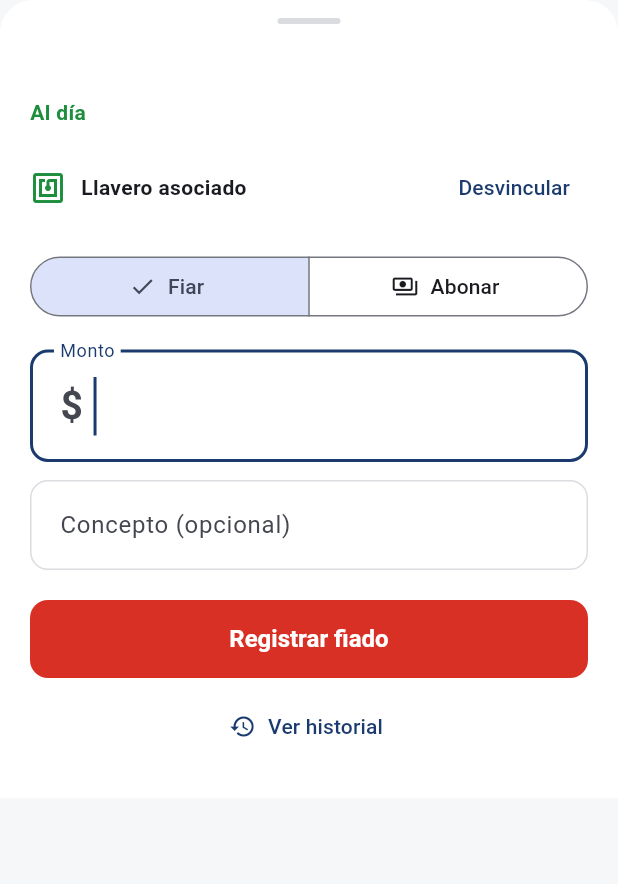
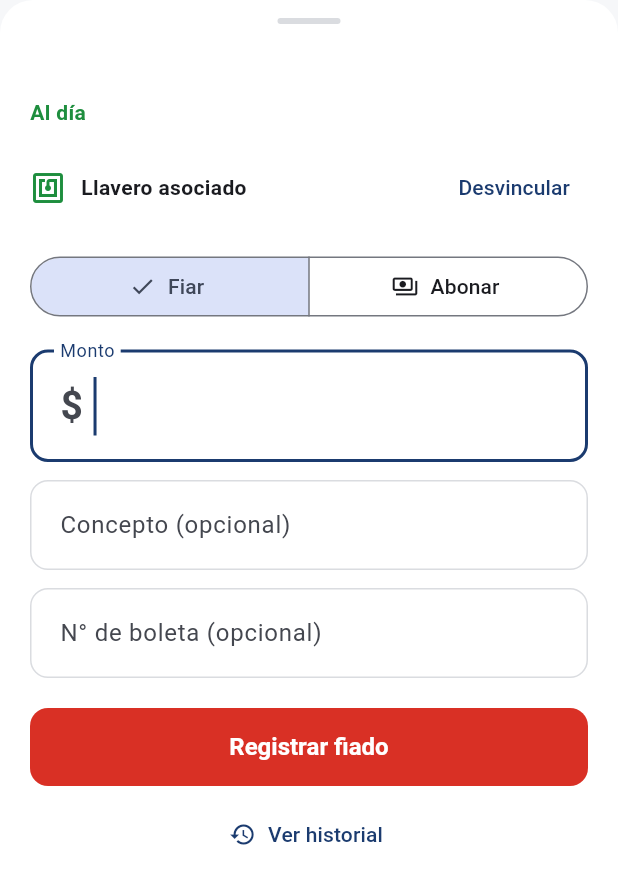
Before and after one commit to kallyfuu/Proyecto_Capstone, a Flutter app: the RegistrarMovimientoSheet widget shown alone on an empty page, opened directly with empty values, on a phone screen of 412 x 824 dp. Shown: the top 884 px of the screen. Run offline on Flutter 3.47's test engine with Material 3 defaults, Android fonts, the phone set to English and light mode, and no system bars; our stand-ins replace shared_preferences, supabase_flutter; missing offline and left inert: nfc_manager; accounts and stored records are empty.

Commit message:
feat: asociar numero de boleta opcional al movimiento y mostrarlo en historial

```diff
--- a/app/lib/screens/registrar_movimiento_sheet.dart
+++ b/app/lib/screens/registrar_movimiento_sheet.dart
@@ -38,6 +38,7 @@ class RegistrarMovimientoSheet extends StatefulWidget {
 class _RegistrarMovimientoSheetState extends State<RegistrarMovimientoSheet> {
   final _montoCtrl = TextEditingController();
   final _conceptoCtrl = TextEditingController();
+  final _boletaCtrl = TextEditingController();
 
   bool _esFiado = true;
   bool _guardando = false;
@@ -61,6 +62,7 @@ class _RegistrarMovimientoSheetState extends State<RegistrarMovimientoSheet> {
   void dispose() {
     _montoCtrl.dispose();
     _conceptoCtrl.dispose();
+    _boletaCtrl.dispose();
     // Si cierran la hoja mientras el lector esperaba un llavero, hay que
     // cortar la sesion NFC o queda prendida gastando bateria.
     LectorNfc.cancelar();
@@ -107,6 +109,7 @@ class _RegistrarMovimientoSheetState extends State<RegistrarMovimientoSheet> {
     try {
       final supabase = Supabase.instance.client;
       final negocioId = supabase.auth.currentUser!.id;
+      final boleta = _boletaCtrl.text.trim();
 
       // Pedimos que nos devuelva la fila insertada: si viene vacia, la base no
       // guardo nada y hay que enterarse aqui, no descubrirlo mirando la lista.
@@ -121,6 +124,7 @@ class _RegistrarMovimientoSheetState extends State<RegistrarMovimientoSheet> {
         'concepto': _conceptoCtrl.text.trim().isEmpty
             ? (_esFiado ? 'Fiado' : 'Abono')
             : _conceptoCtrl.text.trim(),
+        'numero_boleta': boleta.isEmpty ? null : boleta,
         'es_offline': false,
         'fecha_local': DateTime.now().toUtc().toIso8601String(),
       }).select();
@@ -352,6 +356,15 @@ class _RegistrarMovimientoSheetState extends State<RegistrarMovimientoSheet> {
                 hintText: _esFiado ? 'Pan, bebidas...' : 'Abono',
               ),
             ),
+            const SizedBox(height: 12),
+            TextField(
+              controller: _boletaCtrl,
+              keyboardType: TextInputType.text,
+              decoration: const InputDecoration(
+                labelText: 'N° de boleta (opcional)',
+                hintText: 'Ej. 12345',
+              ),
+            ),
             if (_error != null) ...[
               const SizedBox(height: 14),
               Text(
```
Also changed, not shown: app/lib/screens/historial_movimientos_screen.dart (+33 -7 lines), 1 other file.
